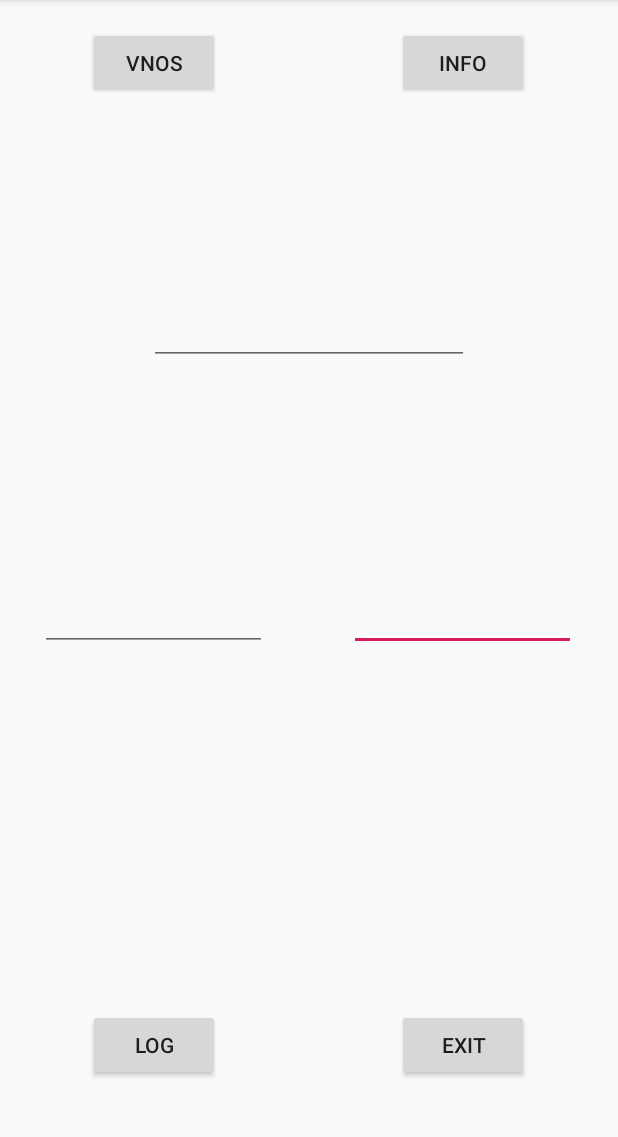
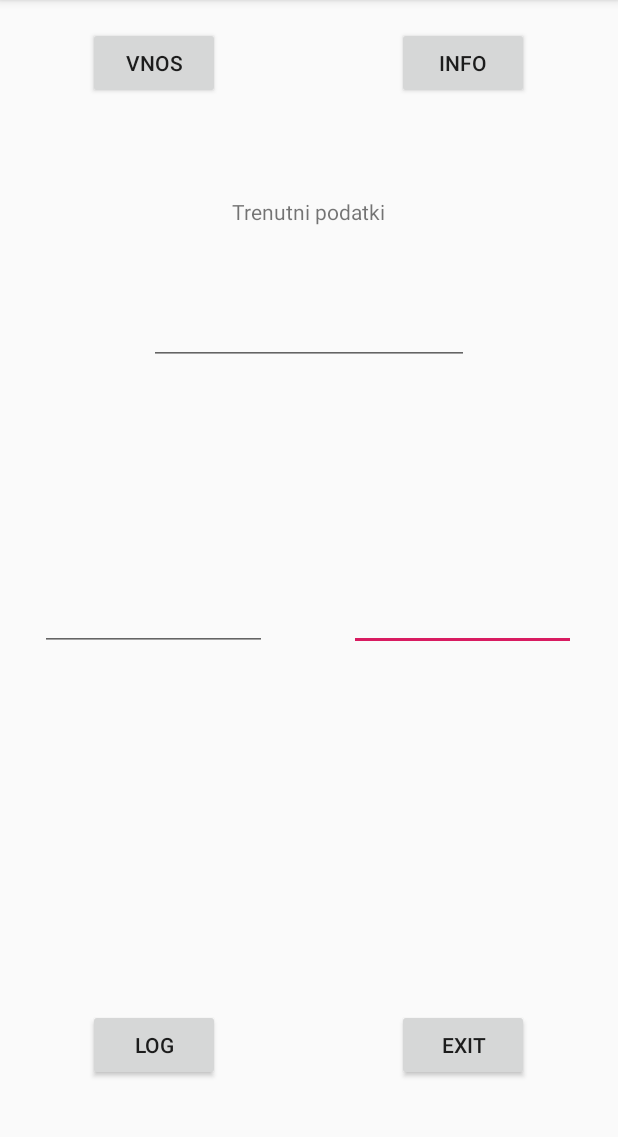
Before and after one commit to kalyboros/PORA, an Android app: the screen it shows after launch (MainActivity), on a phone screen of 412 x 824 dp, the part 84-1221 px from its top. Run offline under Robolectric (Android 15) with nearby library versions, the light colour scheme and no system bars.

Commit message:
Naloga 3, resena v celoti, dodatek activitya in povratnih hapticnih informacij

```diff
--- a/app/src/main/AndroidManifest.xml
+++ b/app/src/main/AndroidManifest.xml
@@ -11,7 +11,8 @@
         android:required="true" />
 
     <uses-permission android:name="android.permission.CAMERA" />
-    <uses-permission android:name="android.permission.VIBRATE"/>
+    <uses-permission android:name="android.permission.VIBRATE" />
+
     <uses-feature android:name="android.hardware.camera.autofocus" />
 
     <uses-permission android:name="android.permission.WRITE_EXTERNAL_STORAGE" />
@@ -24,7 +25,8 @@
         android:roundIcon="@mipmap/ic_launcher_round"
         android:supportsRtl="true"
         android:theme="@style/AppTheme">
-        <activity android:name=".ScanActivity"></activity>
+        <activity android:name=".PodatkiActivity"></activity>
+        <activity android:name=".ScanActivity" />
         <activity android:name=".VnosActivity" />
         <activity android:name=".InfoActivity" />
         <activity android:name=".MainActivity">
--- a/app/src/main/res/layout/activity_main.xml
+++ b/app/src/main/res/layout/activity_main.xml
@@ -119,4 +119,14 @@
         app:layout_constraintStart_toStartOf="parent"
         app:layout_constraintTop_toTopOf="@+id/guideline" />
 
+    <TextView
+        android:id="@+id/textView"
+        android:layout_width="wrap_content"
+        android:layout_height="wrap_content"
+        android:text="Trenutni podatki"
+        app:layout_constraintBottom_toTopOf="@+id/cardName"
+        app:layout_constraintEnd_toEndOf="parent"
+        app:layout_constraintStart_toStartOf="parent"
+        app:layout_constraintTop_toTopOf="@+id/guideline4" />
+
 </androidx.constraintlayout.widget.ConstraintLayout>
```
Also changed, not shown: app/src/main/java/com/example/vaja1/PodatkiActivity.java (added, +14 -0 lines), app/src/main/java/com/example/vaja1/ScanActivity.java (+17 -6 lines), app/src/main/res/layout/activity_podatki.xml (added, +9 -0 lines).
